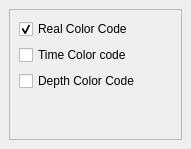
Qt form Code/GUI/lib/Resources/LineageDockWidget.ui (gofigure2/GoFigure2) before a commit.
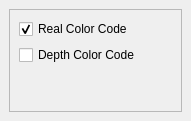
The same form after that commit.

Commit message: ENH: remove time color coding

What changed in the file:
```diff
--- a/Code/GUI/lib/Resources/LineageDockWidget.ui
+++ b/Code/GUI/lib/Resources/LineageDockWidget.ui
@@ -10,7 +10,7 @@
     <x>0</x>
     <y>0</y>
     <width>191</width>
-    <height>149</height>
+    <height>121</height>
    </rect>
   </property>
   <property name="windowTitle">
@@ -30,19 +30,6 @@
        <item row="0" column="0">
         <layout class="QGridLayout" name="gridLayout_2">
          <item row="2" column="0">
-          <widget class="QCheckBox" name="time">
-           <property name="text">
-            <string>Time Color code</string>
-           </property>
-           <property name="autoExclusive">
-            <bool>true</bool>
-           </property>
-           <property name="tristate">
-            <bool>false</bool>
-           </property>
-          </widget>
-         </item>
-         <item row="3" column="0">
           <widget class="QCheckBox" name="depthLineage">
            <property name="text">
             <string>Depth Color Code</string>
```
The commit also changes 2 other files.
